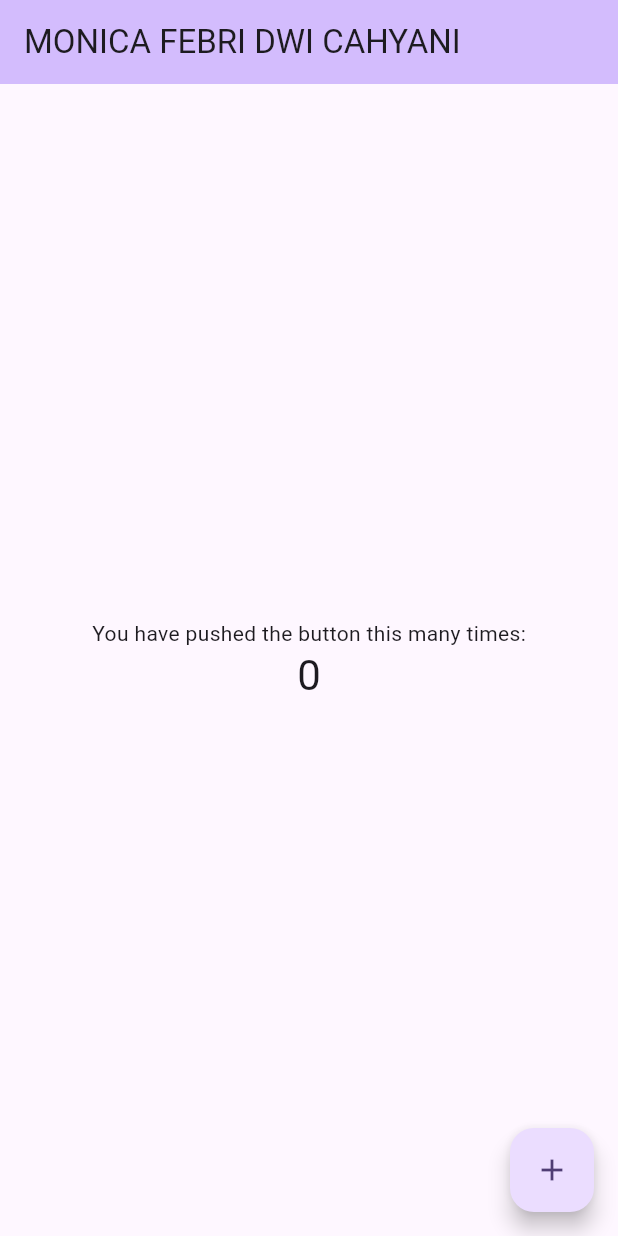
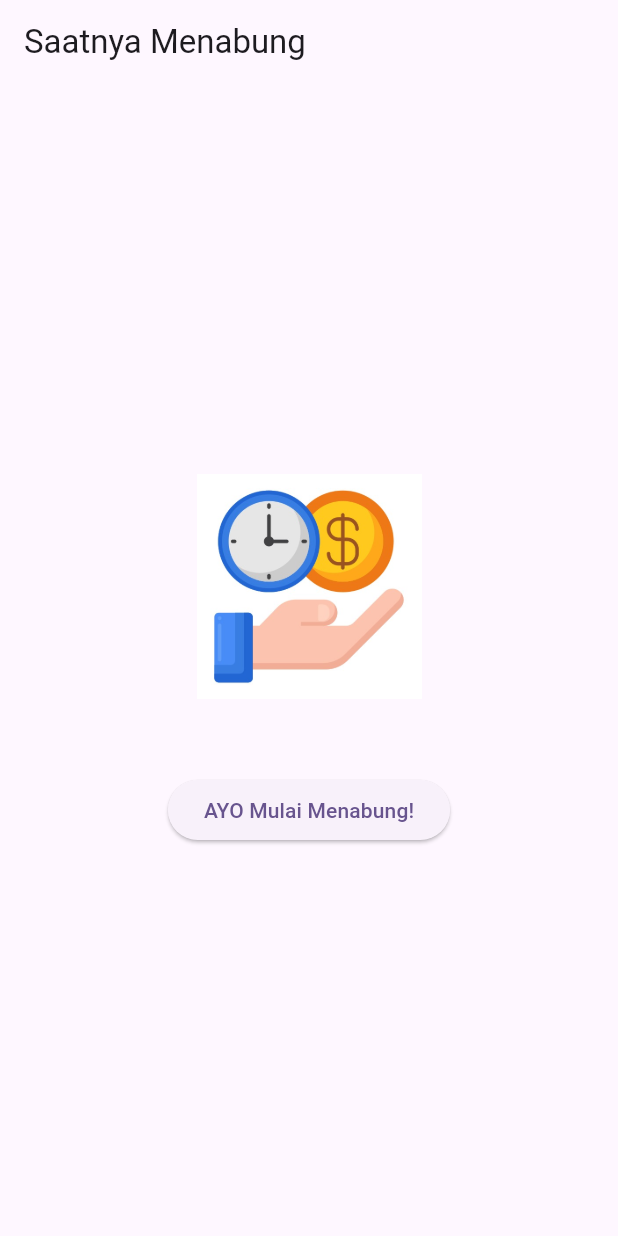
Before and after one commit to monicafebrii/prak-mobilelanjut-2307051010, a Flutter app: the screen it shows after launch, on a phone screen of 412 x 824 dp. Run offline on Flutter 3.47's test engine with Material 3 defaults, Android fonts, the phone set to English and light mode, and no system bars.

Commit message:
Isi pesan

```diff
--- /dev/null
+++ b/lib/basic_widget.dart
@@ -0,0 +1,25 @@
+import 'package:flutter/material.dart';
+
+class BasicWidget extends StatelessWidget {
+  const BasicWidget({super.key});
+
+  @override
+  Widget build(BuildContext context) {
+    return Scaffold(
+      appBar: AppBar(title: const Text('Saatnya Menabung')),
+      body: Center(
+        child: Column(
+          mainAxisAlignment: MainAxisAlignment.center,
+          children: [
+            Image.asset('assets/images/logo.jpeg', width: 150, height: 150),
+            const SizedBox(height: 50),
+            ElevatedButton(
+              onPressed: () {},
+              child: const Text('AYO Mulai Menabung!'),
+            ),
+          ],
+        ),
+      ),
+    );
+  }
+}
--- a/lib/main.dart
+++ b/lib/main.dart
@@ -1,4 +1,7 @@
 import 'package:flutter/material.dart';
+// import 'package:myapp/column_widget.dart';
+// import 'package:myapp/row_widget.dart';
+import 'package:myapp/basic_widget.dart';
 
 void main() {
   runApp(const MyApp());
@@ -11,112 +14,12 @@ class MyApp extends StatelessWidget {
   @override
   Widget build(BuildContext context) {
     return MaterialApp(
-      title: 'Flutter Demo',
+      title: 'Praktikum Mobile Lanjut',
       theme: ThemeData(
-        // This is the theme of your application.
-        //
-        // TRY THIS: Try running your application with "flutter run". You'll see
-        // the application has a purple toolbar. Then, without quitting the app,
-        // try changing the seedColor in the colorScheme below to Colors.green
-        // and then invoke "hot reload" (save your changes or press the "hot
-        // reload" button in a Flutter-supported IDE, or press "r" if you used
-        // the command line to start the app).
-        //
-        // Notice that the counter didn't reset back to zero; the application
-        // state is not lost during the reload. To reset the state, use hot
-        // restart instead.
-        //
-        // This works for code too, not just values: Most code changes can be
-        // tested with just a hot reload.
         colorScheme: ColorScheme.fromSeed(seedColor: Colors.deepPurple),
+        useMaterial3: true,
       ),
-      home: const MyHomePage(title: 'MONICA FEBRI DWI CAHYANI'),
+      home: const BasicWidget(),
     );
   }
 }
-
-class MyHomePage extends StatefulWidget {
-  const MyHomePage({super.key, required this.title});
-
-  // This widget is the home page of your application. It is stateful, meaning
-  // that it has a State object (defined below) that contains fields that affect
-  // how it looks.
-
-  // This class is the configuration for the state. It holds the values (in this
-  // case the title) provided by the parent (in this case the App widget) and
-  // used by the build method of the State. Fields in a Widget subclass are
-  // always marked "final".
-
-  final String title;
-
-  @override
-  State<MyHomePage> createState() => _MyHomePageState();
-}
-
-class _MyHomePageState extends State<MyHomePage> {
-  int _counter = 0;
-
-  void _incrementCounter() {
-    setState(() {
-      // This call to setState tells the Flutter framework that something has
-      // changed in this State, which causes it to rerun the build method below
-      // so that the display can reflect the updated values. If we changed
-      // _counter without calling setState(), then the build method would not be
-      // called again, and so nothing would appear to happen.
-      _counter++;
-    });
-  }
-
-  @override
-  Widget build(BuildContext context) {
-    // This method is rerun every time setState is called, for instance as done
-    // by the _incrementCounter method above.
-    //
-    // The Flutter framework has been optimized to make rerunning build methods
-    // fast, so that you can just rebuild anything that needs updating rather
-    // than having to individually change instances of widgets.
-    return Scaffold(
-      appBar: AppBar(
-        // TRY THIS: Try changing the color here to a specific color (to
-        // Colors.amber, perhaps?) and trigger a hot reload to see the AppBar
-        // change color while the other colors stay the same.
-        backgroundColor: Theme.of(context).colorScheme.inversePrimary,
-        // Here we take the value from the MyHomePage object that was created by
-        // the App.build method, and use it to set our appbar title.
-        title: Text(widget.title),
-      ),
-      body: Center(
-        // Center is a layout widget. It takes a single child and positions it
-        // in the middle of the parent.
-        child: Column(
-          // Column is also a layout widget. It takes a list of children and
-          // arranges them vertically. By default, it sizes itself to fit its
-          // children horizontally, and tries to be as tall as its parent.
-          //
-          // Column has various properties to control how it sizes itself and
-          // how it positions its children. Here we use mainAxisAlignment to
-          // center the children vertically; the main axis here is the vertical
-          // axis because Columns are vertical (the cross axis would be
-          // horizontal).
-          //
-          // TRY THIS: Invoke "debug painting" (choose the "Toggle Debug Paint"
-          // action in the IDE, or press "p" in the console), to see the
-          // wireframe for each widget.
-          mainAxisAlignment: MainAxisAlignment.center,
-          children: <Widget>[
-            const Text('You have pushed the button this many times:'),
-            Text(
-              '$_counter',
-              style: Theme.of(context).textTheme.headlineMedium,
-            ),
-          ],
-        ),
-      ),
-      floatingActionButton: FloatingActionButton(
-        onPressed: _incrementCounter,
-        tooltip: 'Increment',
-        child: const Icon(Icons.add),
-      ), // This trailing comma makes auto-formatting nicer for build methods.
-    );
-  }
-}
--- a/pubspec.yaml
+++ b/pubspec.yaml
@@ -58,7 +58,8 @@ flutter:
   uses-material-design: true
 
   # To add assets to your application, add an assets section, like this:
-  # assets:
+  assets:
+      - assets/images/
   #   - images/a_dot_burr.jpeg
   #   - images/a_dot_ham.jpeg
 
```
Also changed, not shown: lib/column_widget.dart (added, +20 -0 lines), lib/row_widget.dart (added, +20 -0 lines), assets/images/logo.jpeg (added).
